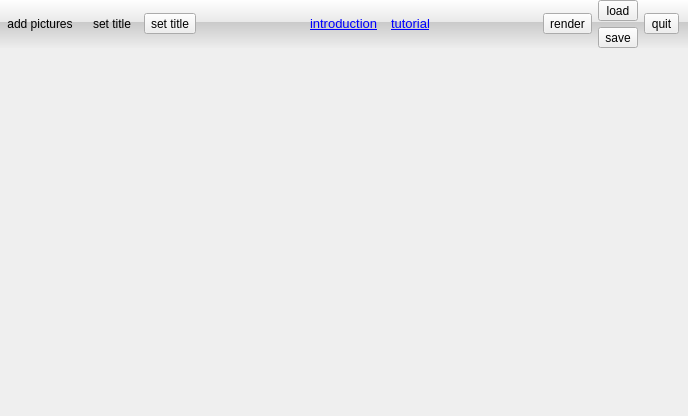
Old version of the form FotoWall.ui in the repository enricoros/fotowall.
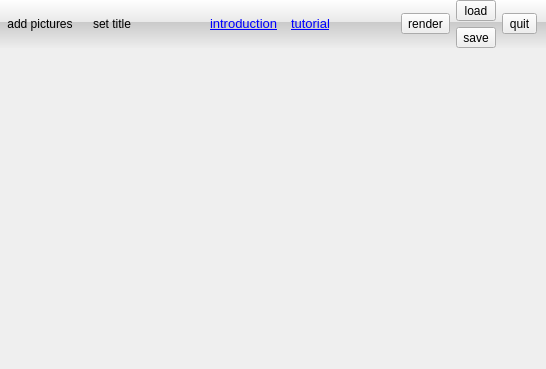
New version of the form. Icons and pictures are not drawn.

Diff of the .ui file:
```diff
--- a/FotoWall.ui
+++ b/FotoWall.ui
@@ -6,8 +6,8 @@
    <rect>
     <x>0</x>
     <y>0</y>
-    <width>688</width>
-    <height>416</height>
+    <width>546</width>
+    <height>369</height>
    </rect>
   </property>
   <property name="windowTitle">
@@ -86,16 +86,6 @@
         </property>
        </widget>
       </item>
-      <item>
-       <widget class="QToolButton" name="setTitle">
-        <property name="text">
-         <string>set title</string>
-        </property>
-        <property name="toolButtonStyle">
-         <enum>Qt::ToolButtonIconOnly</enum>
-        </property>
-       </widget>
-      </item>
       <item>
        <spacer name="spacer">
         <property name="orientation">
```
